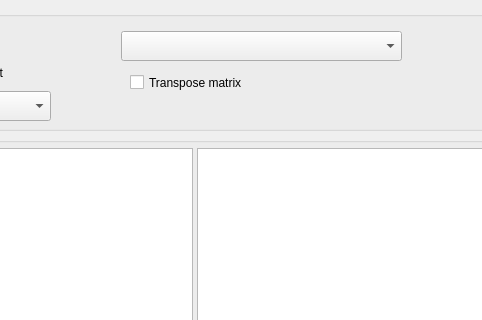
Before: the Qt Designer form GUI_UIs/ui_dialog_report_codings.ui in ccbogel/QualCoder, drawn with Qt 5; both pictures show x 521 to 1003 and y 0 to 320 of the 1085 by 580 pixel window.
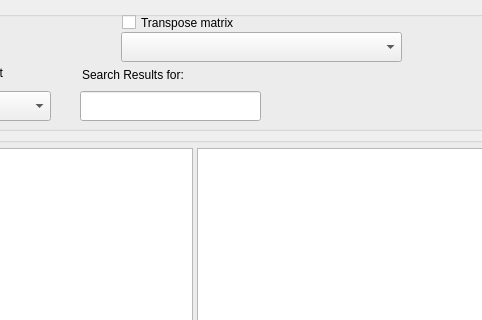
After: the same form once the commit is applied.

```diff
--- a/GUI_UIs/ui_dialog_report_codings.ui
+++ b/GUI_UIs/ui_dialog_report_codings.ui
@@ -205,7 +205,7 @@
       <property name="geometry">
        <rect>
         <x>631</x>
-        <y>20</y>
+        <y>21</y>
         <width>281</width>
         <height>30</height>
        </rect>
@@ -278,8 +278,8 @@
      <widget class="QCheckBox" name="checkBox_matrix_transpose">
       <property name="geometry">
        <rect>
-        <x>640</x>
-        <y>60</y>
+        <x>632</x>
+        <y>0</y>
         <width>211</width>
         <height>23</height>
        </rect>
@@ -304,6 +304,35 @@
        <string>Text context</string>
       </property>
      </widget>
+     <widget class="QLineEdit" name="lineEdit_search_results">
+      <property name="geometry">
+       <rect>
+        <x>590</x>
+        <y>80</y>
+        <width>181</width>
+        <height>30</height>
+       </rect>
+      </property>
+      <property name="toolTip">
+       <string>Search results for text</string>
+      </property>
+     </widget>
+     <widget class="QLabel" name="label_search_results">
+      <property name="geometry">
+       <rect>
+        <x>592</x>
+        <y>54</y>
+        <width>181</width>
+        <height>20</height>
+       </rect>
+      </property>
+      <property name="text">
+       <string>Search Results for:</string>
+      </property>
+      <property name="wordWrap">
+       <bool>true</bool>
+      </property>
+     </widget>
     </widget>
    </item>
    <item>
```
